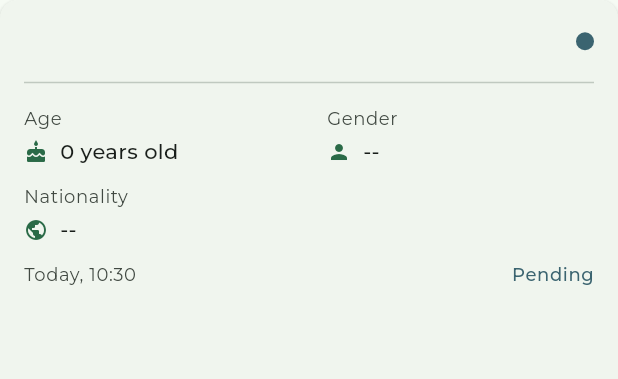
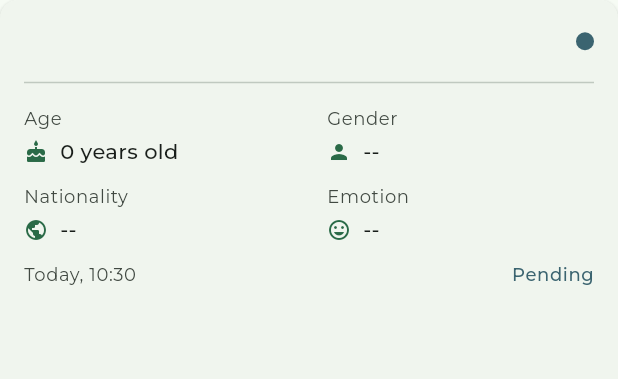
Before and after one commit to dtrovato997/SpeechAnalysis, a Flutter app: the AnalysisCard widget shown alone on an empty page, opened directly with empty values, on a phone screen of 412 x 824 dp. Shown: the top 379 px of the screen. Run offline on Flutter 3.47's test engine with Material 3 defaults, Android fonts, the phone set to English and light mode, and no system bars; our stand-ins replace audio_video_progress_bar, device_preview, file_picker, flutter_carousel_widget, google_fonts, just_audio and 3 more; missing offline and left inert: audio_waveforms; accounts and stored records are empty.

Commit message:
feat : Introduce emotion in flutter app

```diff
--- a/flutter_app/lib/config/database_config.dart
+++ b/flutter_app/lib/config/database_config.dart
@@ -1,8 +1,7 @@
-// lib/config/database_config.dart
 
 class DatabaseConfig {
   static const String databaseName = 'SpeechAnalysis.db';
-  static const int databaseVersion = 3; // Incremented version for migration
+  static const int databaseVersion = 4;
 
   // Table names
   static const String analysisTable = 'AudioAnalysis';
@@ -11,7 +10,7 @@ class DatabaseConfig {
 
   // Create table scripts
   static final List<String> createTableScripts = [
-    // Analysis table with separate age and gender fields
+    // Analysis table with separate age, gender, nationality, and emotion fields
     '''
     CREATE TABLE $analysisTable (
       _id INTEGER PRIMARY KEY AUTOINCREMENT,
@@ -25,9 +24,11 @@ class DatabaseConfig {
       AGE_RESULT REAL,
       GENDER_RESULT TEXT,
       NATIONALITY_RESULT TEXT,
+      EMOTION_RESULT TEXT,
       AGE_USER_FEEDBACK INTEGER,
       GENDER_USER_FEEDBACK INTEGER,
-      NATIONALITY_USER_FEEDBACK INTEGER
+      NATIONALITY_USER_FEEDBACK INTEGER,
+      EMOTION_USER_FEEDBACK INTEGER
     )
     ''',
 
@@ -53,6 +54,10 @@ class DatabaseConfig {
 
   /// Migration scripts keyed by target version
   static final Map<int, List<String>> migrationScripts = {
-
+    4: [
+      // Add emotion columns to existing tables
+      'ALTER TABLE $analysisTable ADD COLUMN EMOTION_RESULT TEXT',
+      'ALTER TABLE $analysisTable ADD COLUMN EMOTION_USER_FEEDBACK INTEGER',
+    ],
   };
 }
--- a/flutter_app/lib/data/repositories/audio_analysis_repository.dart
+++ b/flutter_app/lib/data/repositories/audio_analysis_repository.dart
@@ -1,3 +1,4 @@
+// lib/data/repositories/audio_analysis_repository.dart
 import 'package:flutter/material.dart';
 import 'package:mobile_speech_recognition/config/database_config.dart';
 import 'package:mobile_speech_recognition/data/repositories/tag_repository.dart';
@@ -93,9 +94,10 @@ class AudioAnalysisRepository extends ChangeNotifier {
       final completePrediction = await _apiService.predictAll(analysis.recordingPath);
 
       if (completePrediction != null) {
-        // Convert to AudioAnalysis format with separate age and gender
+        // Convert to AudioAnalysis format with separate age, gender, nationality, and emotion
         final demographicsResult = completePrediction.demographics.toAudioAnalysisFormat();
         final nationalityResult = completePrediction.nationality.toAudioAnalysisFormat();
+        final emotionResult = completePrediction.emotion.toAudioAnalysisFormat();
 
         // Extract age and gender separately
         final ageResult = demographicsResult['age'] as double?;
@@ -108,6 +110,7 @@ class AudioAnalysisRepository extends ChangeNotifier {
           ageResult: ageResult,
           genderResult: genderResult,
           nationalityResult: nationalityResult,
+          emotionResult: emotionResult,
           errorMessage: null,
         );
 
@@ -139,7 +142,6 @@ class AudioAnalysisRepository extends ChangeNotifier {
 
     notifyListeners();
   }
-
 
   Future<void> _updateAnalysisInDatabase(AudioAnalysis analysis) async {
     if (analysis.id == null) return;
--- a/flutter_app/lib/domain/models/audio_analysis/audio_analysis.dart
+++ b/flutter_app/lib/domain/models/audio_analysis/audio_analysis.dart
@@ -1,3 +1,4 @@
+
 import 'package:mobile_speech_recognition/domain/models/tag/tag.dart';
 
 class AudioAnalysis {
@@ -9,12 +10,14 @@ class AudioAnalysis {
   final String recordingPath;
   final DateTime creationDate;
   final DateTime? completionDate;
-  final double? ageResult; // Changed: Now just a double for predicted age
-  final Map<String,double>? genderResult; // Changed: Separate gender probabilities
+  final double? ageResult;
+  final Map<String,double>? genderResult;
   final Map<String,double>? nationalityResult;
+  final Map<String,double>? emotionResult;
   final bool? ageFeedback;
   final bool? genderFeedback;
   final bool? nationalityFeedback;
+  final bool? emotionFeedback;
   List<Tag>? tags;
 
   AudioAnalysis({
@@ -27,12 +30,14 @@ class AudioAnalysis {
     required this.recordingPath,
     required this.creationDate,
     this.completionDate,
-    this.ageResult, // Changed
-    this.genderResult, // Changed
+    this.ageResult,
+    this.genderResult,
     this.nationalityResult,
+    this.emotionResult,
     this.ageFeedback,
     this.genderFeedback,
-    this.nationalityFeedback
+    this.nationalityFeedback,
+    this.emotionFeedback,
   });
 
   // Factory method to create Analysis from a Map
@@ -48,12 +53,14 @@ class AudioAnalysis {
       completionDate: map['COMPLETION_DATE'] != null
           ? DateTime.parse(map['COMPLETION_DATE'] as String)
           : null,
-      ageResult: map['AGE_RESULT'] as double?, // Changed: Direct double
-      genderResult: _stringToMap(map['GENDER_RESULT'] as String?), // Changed
+      ageResult: map['AGE_RESULT'] as double?,
+      genderResult: _stringToMap(map['GENDER_RESULT'] as String?),
       nationalityResult: _stringToMap(map['NATIONALITY_RESULT'] as String?),
+      emotionResult: _stringToMap(map['EMOTION_RESULT'] as String?),
       ageFeedback: map['AGE_USER_FEEDBACK'] == 1,
       genderFeedback: map['GENDER_USER_FEEDBACK'] == 1,
       nationalityFeedback: map['NATIONALITY_USER_FEEDBACK'] == 1,
+      emotionFeedback: map['EMOTION_USER_FEEDBACK'] == 1,
       tags: null,
     );
   }
@@ -69,12 +76,14 @@ class AudioAnalysis {
       'RECORDING_PATH': recordingPath,
       'CREATION_DATE': creationDate.toIso8601String(),
       'COMPLETION_DATE': completionDate?.toIso8601String(),
-      'AGE_RESULT': ageResult, // Changed: Direct double
-      'GENDER_RESULT': _mapToString(genderResult), // Changed
+      'AGE_RESULT': ageResult,
+      'GENDER_RESULT': _mapToString(genderResult),
       'NATIONALITY_RESULT': _mapToString(nationalityResult),
+      'EMOTION_RESULT': _mapToString(emotionResult),
       'AGE_USER_FEEDBACK': ageFeedback != null ? (ageFeedback! ? 1 : 0) : null,
       'GENDER_USER_FEEDBACK': genderFeedback != null ? (genderFeedback! ? 1 : 0) : null,
       'NATIONALITY_USER_FEEDBACK': nationalityFeedback != null ? (nationalityFeedback! ? 1 : 0) : null,
+      'EMOTION_USER_FEEDBACK': emotionFeedback != null ? (emotionFeedback! ? 1 : 0) : null, // New emotion feedback
     };
   }
 
@@ -89,12 +98,14 @@ class AudioAnalysis {
     String? recordingPath,
     DateTime? creationDate,
     DateTime? completionDate,
-    double? ageResult, // Changed
-    Map<String,double>? genderResult, // Changed
+    double? ageResult,
+    Map<String,double>? genderResult,
     Map<String,double>? nationalityResult,
+    Map<String,double>? emotionResult,
     bool? ageFeedback,
     bool? genderFeedback,
-    bool? nationalityFeedback
+    bool? nationalityFeedback,
+    bool? emotionFeedback,
   }) {
     return AudioAnalysis(
       id: id ?? this.id,
@@ -106,12 +117,14 @@ class AudioAnalysis {
       recordingPath: recordingPath ?? this.recordingPath,
       creationDate: creationDate ?? this.creationDate,
       completionDate: completionDate ?? this.completionDate,
-      ageResult: ageResult ?? this.ageResult, // Changed
-      genderResult: genderResult ?? this.genderResult, // Changed
+      ageResult: ageResult ?? this.ageResult,
+      genderResult: genderResult ?? this.genderResult,
       nationalityResult: nationalityResult ?? this.nationalityResult,
+      emotionResult: emotionResult ?? this.emotionResult,
       ageFeedback: ageFeedback ?? this.ageFeedback,
       genderFeedback: genderFeedback ?? this.genderFeedback,
-      nationalityFeedback: nationalityFeedback ?? this.nationalityFeedback
+      nationalityFeedback: nationalityFeedback ?? this.nationalityFeedback,
+      emotionFeedback: emotionFeedback ?? this.emotionFeedback,
     );
   }
 
--- a/flutter_app/lib/ui/core/analysis_card.dart
+++ b/flutter_app/lib/ui/core/analysis_card.dart
@@ -1,3 +1,4 @@
+// lib/ui/core/analysis_card.dart
 import 'package:flutter/material.dart';
 import 'package:mobile_speech_recognition/domain/models/audio_analysis/audio_analysis.dart';
 import 'package:mobile_speech_recognition/ui/core/ui/analysis_detail/widgets/audio_analysis_detail_screen.dart';
@@ -94,7 +95,7 @@ class AnalysisCard extends StatelessWidget {
                 const Divider(),
                 const SizedBox(height: 8),
 
-                // Analysis data: age, gender and nationality sections
+                // Analysis data: age, gender, nationality, and emotion sections
                 Column(
                   children: [
                     // First row: Age and Gender
@@ -126,9 +127,10 @@ class AnalysisCard extends StatelessWidget {
 
                     const SizedBox(height: 12),
 
-                    // Second row: Nationality (centered)
+                    // Second Row : Nationality and Emotion section
                     Row(
                       children: [
+                        // Nationality section
                         _buildResultSection(
                           context: context,
                           label: 'Nationality',
@@ -138,9 +140,17 @@ class AnalysisCard extends StatelessWidget {
                           textTheme: textTheme,
                         ),
 
-                        // Empty expanded to balance the layout
                         const SizedBox(width: 24),
-                        const Expanded(child: SizedBox()),
+
+                        // Emotion section
+                        _buildResultSection(
+                          context: context,
+                          label: 'Emotion',
+                          value: AnalysisFormatUtils.parseEmotionResult(analysis.emotionResult),
+                          icon: _getEmotionIcon(analysis.emotionResult),
+                          colorScheme: colorScheme,
+                          textTheme: textTheme,
+                        ),
                       ],
                     ),
                   ],
@@ -199,6 +209,18 @@ class AnalysisCard extends StatelessWidget {
     }
   }
 
+  IconData _getEmotionIcon(Map<String, double>? emotionResult) {
+    if (emotionResult == null || emotionResult.isEmpty) {
+      return Icons.mood;
+    }
+
+    final topEmotion = emotionResult.entries.reduce(
+      (a, b) => a.value > b.value ? a : b,
+    );
+
+    return AnalysisFormatUtils.getEmotionIcon(topEmotion.key);
+  }
+
   Widget _buildResultSection({
     required BuildContext context,
     required String label,
--- a/flutter_app/lib/utils/analysis_format_utils.dart
+++ b/flutter_app/lib/utils/analysis_format_utils.dart
@@ -1,3 +1,4 @@
+// lib/utils/analysis_format_utils.dart
 import 'package:flutter/material.dart';
 import 'package:mobile_speech_recognition/utils/language_map.dart';
 
@@ -8,6 +9,17 @@ class AnalysisFormatUtils {
     'F': 'Female',
     'MALE': 'Male',
     'FEMALE': 'Female',
+    'Unknown': 'Unknown',
+  };
+
+  static const Map<String, String> emotionLabels = {
+    'angry': 'Angry',
+    'disgust': 'Disgust',
+    'fear': 'Fear',
+    'happy': 'Happy',
+    'neutral': 'Neutral',
+    'sad': 'Sad',
+    'surprise': 'Surprise',
     'Unknown': 'Unknown',
   };
 
@@ -102,6 +114,32 @@ class AnalysisFormatUtils {
     return result;
   }
 
+  /// Parse emotion result map and return the most likely one
+  /// e.g. { 'happy': 0.8, 'neutral': 0.15 } → 'Happy'
+  static String parseEmotionResult(Map<String, double>? emotionResult) {
+    if (emotionResult == null || emotionResult.isEmpty) {
+      print('Emotion result is null or empty');
+      return '--';
+    }
+
+    print('Emotion result data: $emotionResult');
+
+    // Find the Map entry with the maximum value
+    final topEntry = emotionResult.entries.reduce(
+      (a, b) => a.value >= b.value ? a : b,
+    );
+
+    print('Top emotion entry: ${topEntry.key} = ${topEntry.value}');
+
+    // Normalize the emotion key and get the display label
+    final normalizedKey = topEntry.key.trim().toLowerCase();
+    final result = emotionLabels[normalizedKey] ?? topEntry.key;
+
+    print('Final emotion result: $result');
+
+    return result;
+  }
+
   /// Parse combined age and gender for display
   /// Returns a formatted string like "26 years old, Male"
   static String parseAgeGenderResult(double? ageResult, Map<String, double>? genderResult) {
@@ -130,6 +168,20 @@ class AnalysisFormatUtils {
     return sortedEntries.take(topN).toList();
   }
 
+  /// Get the top N emotion results sorted by confidence
+  static List<MapEntry<String, double>> getTopEmotionResults(
+    Map<String, double>? emotionResult,
+    {int topN = 3}
+  ) {
+    if (emotionResult == null || emotionResult.isEmpty) return [];
+
+    // Sort by confidence (descending) and take top N
+    final sortedEntries = emotionResult.entries.toList()
+      ..sort((a, b) => b.value.compareTo(a.value));
+
+    return sortedEntries.take(topN).toList();
+  }
+
   /// Get nationality result with confidence percentage
   /// e.g. "Italian (85.2%)"
   static String parseNationalityResultWithConfidence(Map<String, double>? natResult) {
@@ -146,6 +198,21 @@ class AnalysisFormatUtils {
 
     final confidence = (topEntry.value).toStringAsFixed(1);
     return '$languageName ($confidence%)';
+  }
+
+  /// Get emotion result with confidence percentage
+  static String parseEmotionResultWithConfidence(Map<String, double>? emotionResult) {
+    if (emotionResult == null || emotionResult.isEmpty) return '--';
+
+    final topEntry = emotionResult.entries.reduce(
+      (a, b) => a.value >= b.value ? a : b,
+    );
+
+    final normalizedKey = topEntry.key.trim().toLowerCase();
+    final emotionName = emotionLabels[normalizedKey] ?? topEntry.key;
+
+    final confidence = (topEntry.value * 100).toStringAsFixed(1);
+    return '$emotionName ($confidence%)';
   }
 
   /// Format date in a user-friendly way
@@ -215,6 +282,30 @@ class AnalysisFormatUtils {
     return Icons.public;
   }
 
+  /// Get icon for emotion
+  static IconData getEmotionIcon(String emotion) {
+    final normalized = emotion.toLowerCase();
+
+    switch (normalized) {
+      case 'happy':
+        return Icons.sentiment_very_satisfied;
+      case 'sad':
+        return Icons.sentiment_very_dissatisfied;
+      case 'angry':
+        return Icons.sentiment_dissatisfied;
+      case 'fear':
+        return Icons.sentiment_neutral;
+      case 'surprise':
+        return Icons.sentiment_satisfied;
+      case 'disgust':
+        return Icons.sentiment_dissatisfied;
+      case 'neutral':
+        return Icons.sentiment_neutral;
+      default:
+        return Icons.mood;
+    }
+  }
+
   /// Convert sendStatus code to display string
   static String getStatusText(int sendStatus) {
     switch (sendStatus) {
```
Also changed, not shown: flutter_app/lib/data/model/prediction_models.dart (+46 -0 lines), flutter_app/lib/ui/core/ui/analysis_detail/widgets/audio_analysis_detail_screen.dart (+28 -3 lines), flutter_app/lib/ui/core/ui/analysis_list/view_models/analysis_list_view_model.dart (+6 -2 lines).
